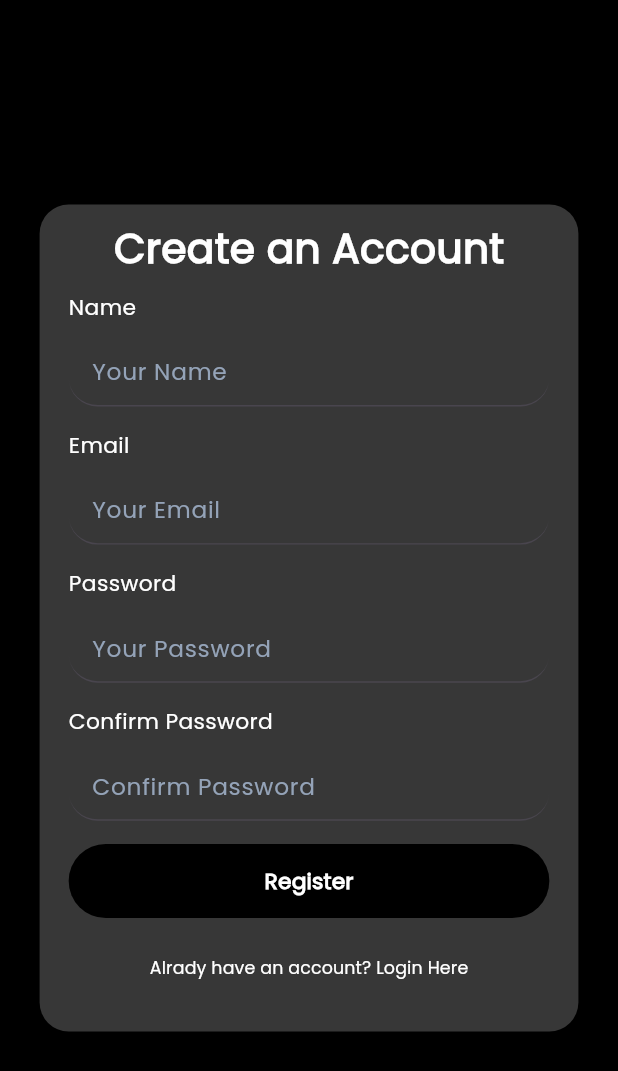
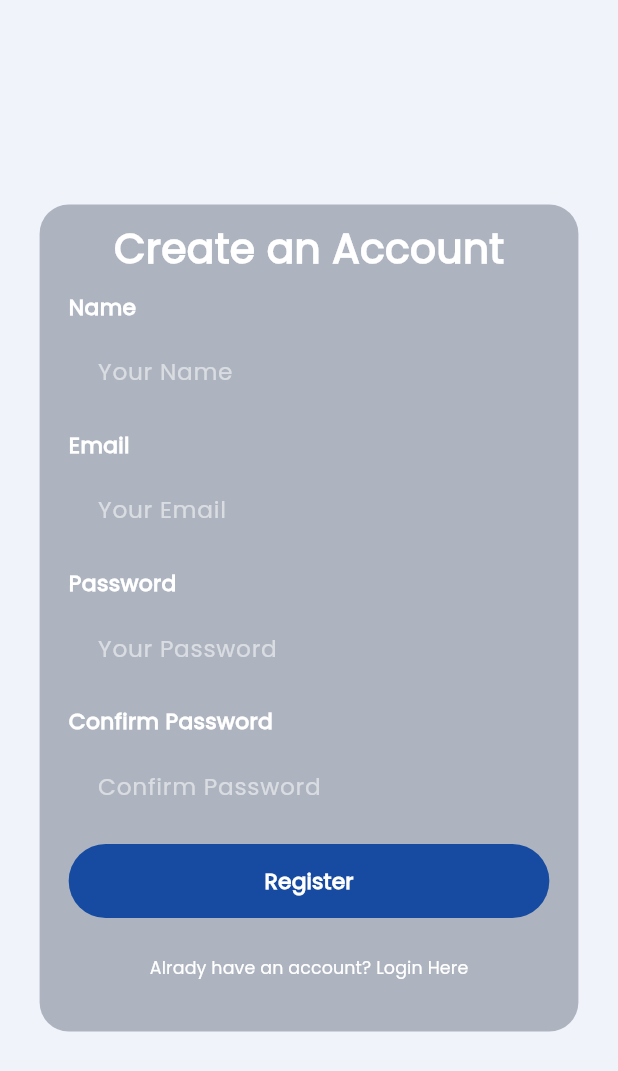
Before and after one commit to Coco10130/katseye, a Flutter app: the screen it shows after launch, after a tap on "Register", on a phone screen of 412 x 824 dp. Shown: the top 1071 px of the screen. Run offline on Flutter 3.47's test engine with Material 3 defaults, Android fonts, the phone set to English and light mode, and no system bars.

Commit message:
changed colors

```diff
--- a/eukay/lib/components/buttons/my_button.dart
+++ b/eukay/lib/components/buttons/my_button.dart
@@ -13,8 +13,8 @@ class MyButton extends StatelessWidget {
     super.key,
     required this.title,
     required this.backgroundColor,
-    required this.textColor,
     required this.onPressed,
+    this.textColor = const Color(0xFFFFFFFF),
     this.widthFactor = 0.85,
     this.verticalPadding = 15,
     this.elevation = 0,
--- a/eukay/lib/components/my_input.dart
+++ b/eukay/lib/components/my_input.dart
@@ -8,12 +8,18 @@ class MyTextField extends StatelessWidget {
   final TextEditingController controller;
   final bool password;
   final bool email;
+  final Color textColor;
+  final Color backgroundColor;
+  final Color hintColor;
 
   const MyTextField({
     super.key,
     required this.label,
     required this.hint,
     required this.controller,
+    this.backgroundColor = Colors.transparent,
+    this.hintColor = Colors.white54,
+    this.textColor = Colors.black,
     this.height = 85,
     this.widthFactor = 0.85,
     this.password = false,
@@ -25,7 +31,7 @@ class MyTextField extends StatelessWidget {
     final double parentWidth = MediaQuery.of(context).size.width;
 
     return Container(
-      color: Colors.transparent, // Transparent background
+      color: Colors.transparent,
       child: SizedBox(
         width: parentWidth * widthFactor,
         height: height,
@@ -35,10 +41,11 @@ class MyTextField extends StatelessWidget {
             // Label
             Text(
               label,
-              style: const TextStyle(
-                color: Color(0xFFFFFFFF),
+              style: TextStyle(
+                color: textColor,
                 fontSize: 15,
                 fontFamily: "Poppins",
+                fontWeight: FontWeight.w600,
               ),
             ),
 
@@ -50,21 +57,23 @@ class MyTextField extends StatelessWidget {
               controller: controller,
               obscureText: password,
               keyboardType: email ? TextInputType.emailAddress : null,
-              style: const TextStyle(
-                color: Color(0xFFFFFFFF),
+              style: TextStyle(
+                color: textColor,
                 fontFamily: "Poppins",
               ),
               decoration: InputDecoration(
                 hintText: hint,
                 filled: true,
-                fillColor: const Color(0xFF373737),
-                hintStyle: const TextStyle(
-                  color: Color(0xFF94A3B8),
+                fillColor: backgroundColor,
+                hintStyle: TextStyle(
+                  color: hintColor,
                   fontFamily: "Poppins",
                 ),
-                border: const UnderlineInputBorder(
-                  borderRadius: BorderRadius.all(Radius.circular(20)),
-                ),
+                border: InputBorder.none,
+                enabledBorder: InputBorder.none,
+                focusedBorder: InputBorder.none,
+                contentPadding: const EdgeInsets.symmetric(
+                    horizontal: 16.0, vertical: 12.0),
               ),
             ),
           ],
--- a/eukay/lib/main.dart
+++ b/eukay/lib/main.dart
@@ -16,7 +16,17 @@ class MyApp extends StatelessWidget {
           false, // Remove this line when deploying to production
       title: 'E-Ukay',
       theme: ThemeData(
-        colorScheme: ColorScheme.fromSeed(seedColor: Colors.deepPurple),
+        colorScheme: const ColorScheme(
+          primary: Color(0xFFADB4BF),
+          secondary: Color(0xFF164BA1),
+          surface: Color(0xFFFFFEFF),
+          onSurface: Color(0xFFF0F4FA),
+          onPrimary: Colors.white,
+          onSecondary: Colors.black,
+          error: Colors.red,
+          onError: Colors.white,
+          brightness: Brightness.light, // Use 'dark' for dark theme
+        ),
         useMaterial3: true,
       ),
       home: const AuthPage(),
--- a/eukay/lib/pages/auth_page.dart
+++ b/eukay/lib/pages/auth_page.dart
@@ -27,7 +27,7 @@ class _AuthPageState extends State<AuthPage> with TickerProviderStateMixin {
   @override
   Widget build(BuildContext context) {
     return Scaffold(
-      backgroundColor: const Color(0xFF000000),
+      backgroundColor: Theme.of(context).colorScheme.onSurface,
       body: AnimatedSwitcher(
         duration: const Duration(milliseconds: 500),
         transitionBuilder: (Widget child, Animation<double> animation) {
--- a/eukay/lib/pages/auth_page/login_page.dart
+++ b/eukay/lib/pages/auth_page/login_page.dart
@@ -95,22 +95,22 @@ class _LoginPageState extends State<LoginPage>
           child: Container(
             width: screenWidth * 0.9,
             height: _isVisible ? null : 0,
-            decoration: const BoxDecoration(
-              color: Color(0xFF373737),
-              borderRadius: BorderRadius.all(Radius.circular(20)),
+            decoration: BoxDecoration(
+              color: Theme.of(context).colorScheme.primary,
+              borderRadius: const BorderRadius.all(Radius.circular(20)),
             ),
             padding: const EdgeInsets.symmetric(vertical: 10, horizontal: 20),
             child: Column(
               mainAxisSize: MainAxisSize.min,
               children: <Widget>[
                 // card title
-                const Text(
+                Text(
                   "Welcome Back",
                   style: TextStyle(
                     fontFamily: "Poppins",
                     fontWeight: FontWeight.w700,
                     fontSize: 32,
-                    color: Color(0xFFFFFFFF),
+                    color: Theme.of(context).colorScheme.onPrimary,
                   ),
                 ),
 
@@ -125,6 +125,7 @@ class _LoginPageState extends State<LoginPage>
                   hint: "Enter Email",
                   controller: _emailController,
                   email: true,
+                  textColor: Theme.of(context).colorScheme.onPrimary,
                 ),
 
                 // spacing
@@ -138,6 +139,7 @@ class _LoginPageState extends State<LoginPage>
                   hint: "Enter Password",
                   controller: _passwordController,
                   password: true,
+                  textColor: Theme.of(context).colorScheme.onPrimary,
                 ),
 
                 // spacing
@@ -150,6 +152,7 @@ class _LoginPageState extends State<LoginPage>
                   alignment: Alignment.centerRight,
                   child: MyTextButton(
                     title: "Forgot Password",
+                    textColor: Theme.of(context).colorScheme.onPrimary,
                     onPressed: () {},
                   ),
                 ),
@@ -162,8 +165,7 @@ class _LoginPageState extends State<LoginPage>
                 // login button
                 MyButton(
                   title: "Login",
-                  backgroundColor: const Color(0xFF000000),
-                  textColor: const Color(0xFFFFFFFF),
+                  backgroundColor: Theme.of(context).colorScheme.secondary,
                   onPressed: _login,
                 ),
 
@@ -173,12 +175,12 @@ class _LoginPageState extends State<LoginPage>
                 ),
 
                 // divider
-                const Text(
+                Text(
                   "OR",
                   style: TextStyle(
                     fontFamily: "Poppins",
                     fontSize: 15,
-                    color: Color(0xFF94A3B8),
+                    color: Theme.of(context).colorScheme.onPrimary,
                     fontWeight: FontWeight.bold,
                   ),
                 ),
@@ -191,8 +193,7 @@ class _LoginPageState extends State<LoginPage>
                 // register button
                 MyButton(
                   title: "Register",
-                  backgroundColor: const Color(0xFFA9A9A9),
-                  textColor: const Color(0xFF000000),
+                  backgroundColor: Theme.of(context).colorScheme.secondary,
                   onPressed: _registerTransition,
                 ),
 
--- a/eukay/lib/pages/auth_page/register_page.dart
+++ b/eukay/lib/pages/auth_page/register_page.dart
@@ -78,21 +78,21 @@ class _RegisterPageState extends State<RegisterPage>
           child: Container(
             width: screenWidth * 0.9,
             height: _isVisible ? null : 0,
-            decoration: const BoxDecoration(
-              color: Color(0xFF373737),
-              borderRadius: BorderRadius.all(Radius.circular(20)),
+            decoration: BoxDecoration(
+              color: Theme.of(context).colorScheme.primary,
+              borderRadius: const BorderRadius.all(Radius.circular(20)),
             ),
             padding: const EdgeInsets.symmetric(vertical: 10, horizontal: 20),
             child: Column(
               mainAxisSize: MainAxisSize.min,
               children: <Widget>[
-                const Text(
+                Text(
                   "Create an Account",
                   style: TextStyle(
                     fontFamily: "Poppins",
                     fontWeight: FontWeight.w700,
                     fontSize: 28,
-                    color: Color(0xFFFFFFFF),
+                    color: Theme.of(context).colorScheme.onPrimary,
                   ),
                 ),
 
@@ -106,6 +106,7 @@ class _RegisterPageState extends State<RegisterPage>
                   label: "Name",
                   hint: "Your Name",
                   controller: _nameController,
+                  textColor: Theme.of(context).colorScheme.onPrimary,
                 ),
 
                 // spacing
@@ -119,6 +120,7 @@ class _RegisterPageState extends State<RegisterPage>
                   hint: "Your Email",
                   controller: _emailController,
                   email: true,
+                  textColor: Theme.of(context).colorScheme.onPrimary,
                 ),
 
                 // spacing
@@ -132,6 +134,7 @@ class _RegisterPageState extends State<RegisterPage>
                   hint: "Your Password",
                   controller: _passwordController,
                   password: true,
+                  textColor: Theme.of(context).colorScheme.onPrimary,
                 ),
 
                 // spacing
@@ -145,6 +148,7 @@ class _RegisterPageState extends State<RegisterPage>
                   hint: "Confirm Password",
                   controller: _confirmPasswordController,
                   password: true,
+                  textColor: Theme.of(context).colorScheme.onPrimary,
                 ),
 
                 // spacing
@@ -155,8 +159,8 @@ class _RegisterPageState extends State<RegisterPage>
                 // register button
                 MyButton(
                   title: "Register",
-                  backgroundColor: const Color(0xFF000000),
-                  textColor: const Color(0xFFFFFFFF),
+                  backgroundColor: Theme.of(context).colorScheme.secondary,
+                  textColor: Theme.of(context).colorScheme.onPrimary,
                   onPressed: () {},
                 ),
 
@@ -169,6 +173,7 @@ class _RegisterPageState extends State<RegisterPage>
                 MyTextButton(
                   title: "Alrady have an account? Login Here",
                   onPressed: _loginTransition,
+                  textColor: Theme.of(context).colorScheme.onPrimary,
                 ),
 
                 // spacing
```
Also changed, not shown: eukay/lib/components/my_searchbox.dart (+14 -9 lines), eukay/lib/components/product_cards/featured_product.dart (+20 -23 lines), eukay/lib/pages/main_pages/check_out/cart_page.dart (+9 -7 lines), eukay/lib/pages/main_pages/dashboard_page.dart (+39 -18 lines), eukay/lib/pages/main_pages/profile_pages/profile_page.dart (+13 -13 lines).
